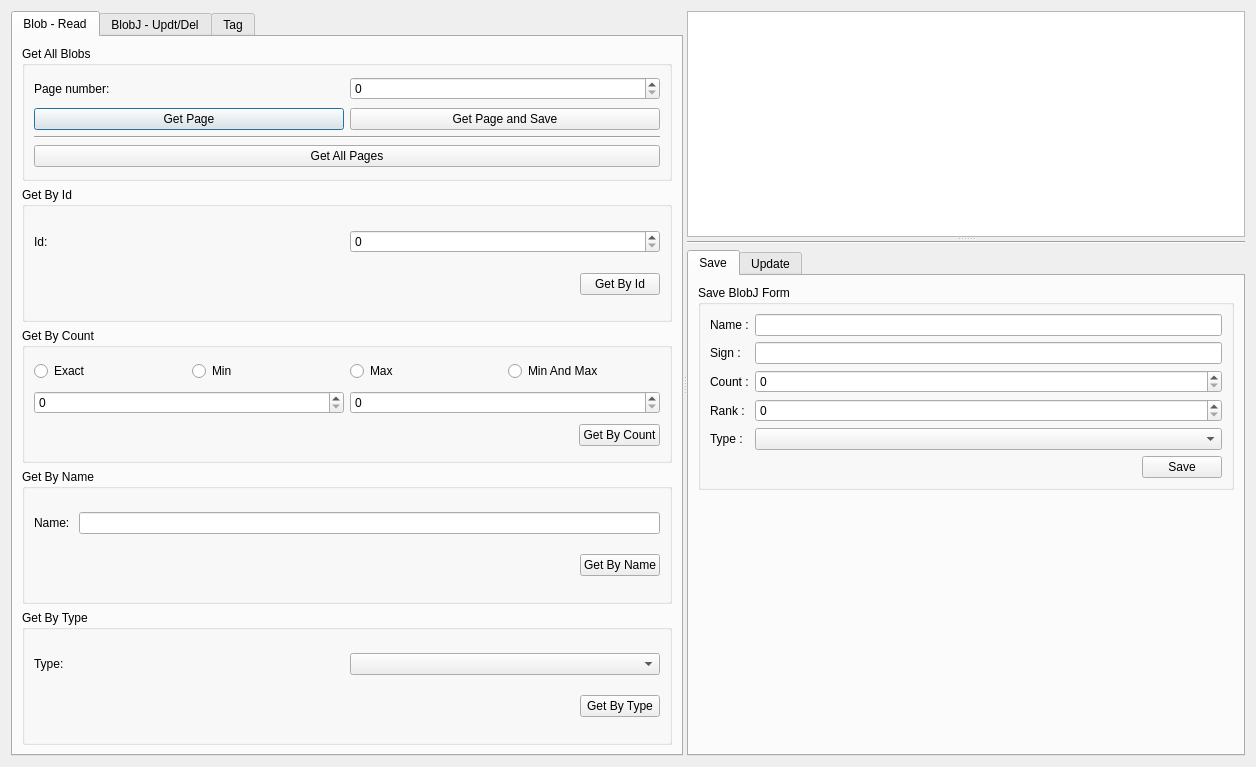
Old version of the form dialog.ui in the repository AyNeumann/DraftQtProject.
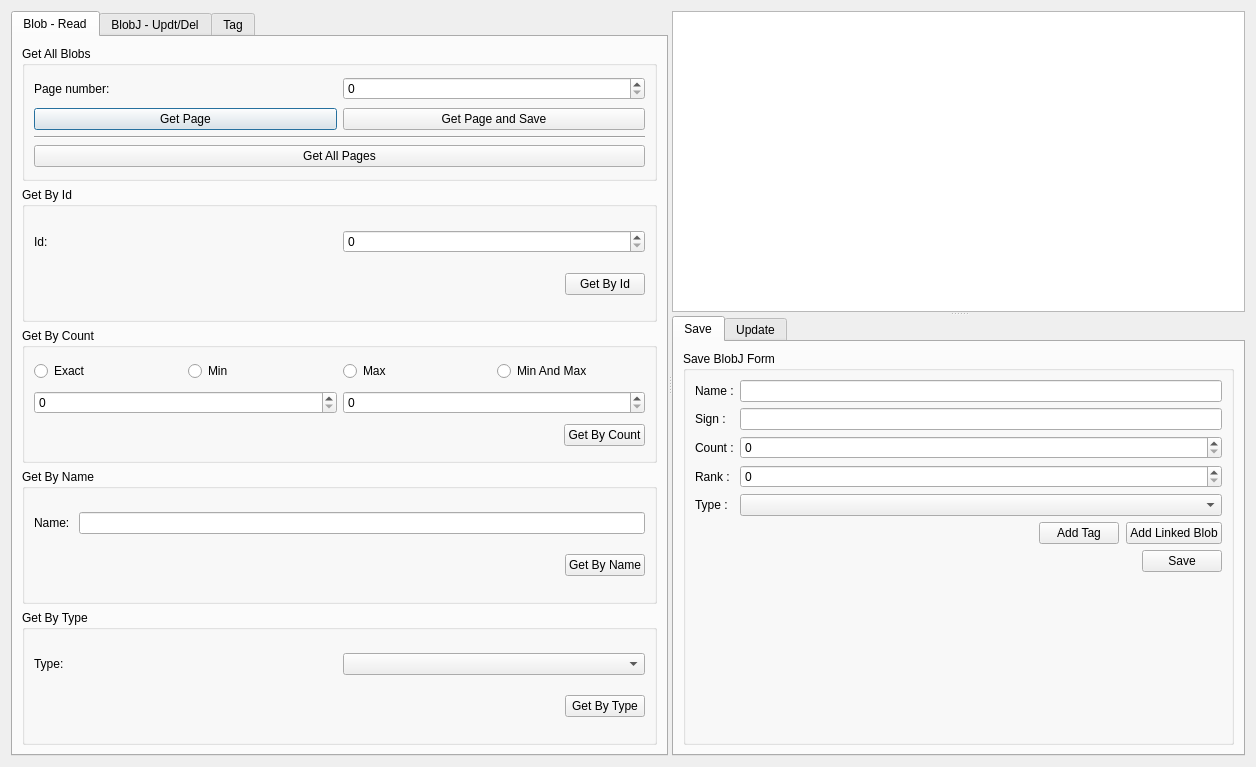
New version of the form. The open tabs and pages were chosen to show the change.

Commit message: ADD ADD TAG AND LINKED BLOB BUTTON IN SAVE BLOB FORM

Patch:
```diff
--- a/dialog.ui
+++ b/dialog.ui
@@ -13,7 +13,7 @@
   <property name="windowTitle">
    <string>Dialog</string>
   </property>
-  <layout class="QVBoxLayout" name="verticalLayout_10">
+  <layout class="QHBoxLayout" name="horizontalLayout_30">
    <item>
     <widget class="QSplitter" name="splitter_2">
      <property name="orientation">
@@ -807,23 +807,22 @@
       </property>
       <widget class="QPlainTextEdit" name="pTE_View">
        <property name="sizePolicy">
-        <sizepolicy hsizetype="Maximum" vsizetype="Preferred">
+        <sizepolicy hsizetype="Maximum" vsizetype="Maximum">
          <horstretch>0</horstretch>
          <verstretch>0</verstretch>
         </sizepolicy>
        </property>
       </widget>
-      <widget class="QWidget" name="layoutWidget">
-       <layout class="QVBoxLayout" name="verticalLayout_7">
-        <item>
-         <widget class="Line" name="line_3">
-          <property name="orientation">
-           <enum>Qt::Horizontal</enum>
-          </property>
-         </widget>
-        </item>
-        <item>
          <widget class="QTabWidget" name="tabWidget_2">
+       <property name="sizePolicy">
+        <sizepolicy hsizetype="Expanding" vsizetype="Minimum">
+         <horstretch>0</horstretch>
+         <verstretch>0</verstretch>
+        </sizepolicy>
+       </property>
+       <property name="tabShape">
+        <enum>QTabWidget::Rounded</enum>
+       </property>
           <property name="currentIndex">
            <number>1</number>
           </property>
@@ -831,11 +830,11 @@
            <attribute name="title">
             <string>Save</string>
            </attribute>
-           <layout class="QVBoxLayout" name="verticalLayout_15">
+        <layout class="QVBoxLayout" name="verticalLayout_7">
             <item>
              <widget class="QGroupBox" name="groupBox_5">
               <property name="sizePolicy">
-               <sizepolicy hsizetype="Preferred" vsizetype="Preferred">
+            <sizepolicy hsizetype="Preferred" vsizetype="Minimum">
                 <horstretch>0</horstretch>
                 <verstretch>0</verstretch>
                </sizepolicy>
@@ -843,9 +842,7 @@
               <property name="title">
                <string>Save BlobJ Form</string>
               </property>
-              <layout class="QVBoxLayout" name="verticalLayout_8">
-               <item>
-                <layout class="QVBoxLayout" name="verticalLayout_6">
+           <layout class="QHBoxLayout" name="horizontalLayout_32">
                  <item>
                   <layout class="QFormLayout" name="formLayout">
                    <item row="0" column="0">
@@ -902,10 +899,45 @@
                    <item row="4" column="1">
                     <widget class="QComboBox" name="cB_BlobType_SaveForm"/>
                    </item>
-                  </layout>
-                 </item>
-                 <item>
+              <item row="5" column="0" colspan="2">
+               <layout class="QHBoxLayout" name="horizontalLayout_29">
+                <property name="spacing">
+                 <number>7</number>
+                </property>
+                <item>
+                 <spacer name="horizontalSpacer_13">
+                  <property name="orientation">
+                   <enum>Qt::Horizontal</enum>
+                  </property>
+                  <property name="sizeHint" stdset="0">
+                   <size>
+                    <width>40</width>
+                    <height>20</height>
+                   </size>
+                  </property>
+                 </spacer>
+                </item>
+                <item>
+                 <widget class="QPushButton" name="pushButton">
+                  <property name="text">
+                   <string>Add Tag</string>
+                  </property>
+                 </widget>
+                </item>
+                <item>
+                 <widget class="QPushButton" name="pushButton_2">
+                  <property name="text">
+                   <string>Add Linked Blob</string>
+                  </property>
+                 </widget>
+                </item>
+               </layout>
+              </item>
+              <item row="6" column="0" colspan="2">
                   <layout class="QHBoxLayout" name="horizontalLayout_6">
+                <property name="spacing">
+                 <number>0</number>
+                </property>
                    <item>
                     <spacer name="horizontalSpacer">
                      <property name="orientation">
@@ -933,19 +965,6 @@
               </layout>
              </widget>
             </item>
-            <item>
-             <spacer name="verticalSpacer_2">
-              <property name="orientation">
-               <enum>Qt::Vertical</enum>
-              </property>
-              <property name="sizeHint" stdset="0">
-               <size>
-                <width>20</width>
-                <height>40</height>
-               </size>
-              </property>
-             </spacer>
-            </item>
            </layout>
           </widget>
           <widget class="QWidget" name="tab_UpdateBlobForm">
@@ -1057,24 +1076,8 @@
               </layout>
              </widget>
             </item>
-            <item>
-             <spacer name="verticalSpacer_3">
-              <property name="orientation">
-               <enum>Qt::Vertical</enum>
-              </property>
-              <property name="sizeHint" stdset="0">
-               <size>
-                <width>20</width>
-                <height>148</height>
-               </size>
-              </property>
-             </spacer>
-            </item>
-           </layout>
-          </widget>
-         </widget>
-        </item>
-       </layout>
+        </layout>
+       </widget>
       </widget>
      </widget>
     </widget>
```
Left out of the diff: 12 changed lines with no effect on the pictures. Lines whose indentation alone changed are shown as unchanged. The commit also changes 2 other files.
